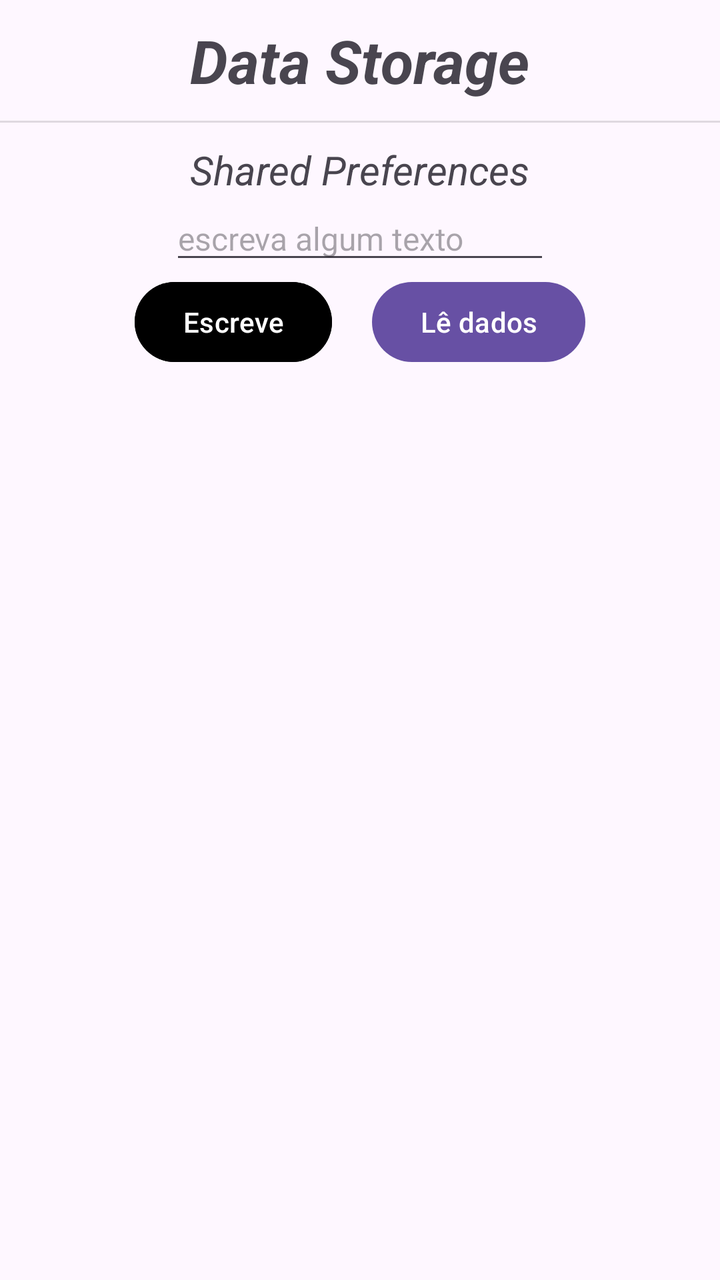
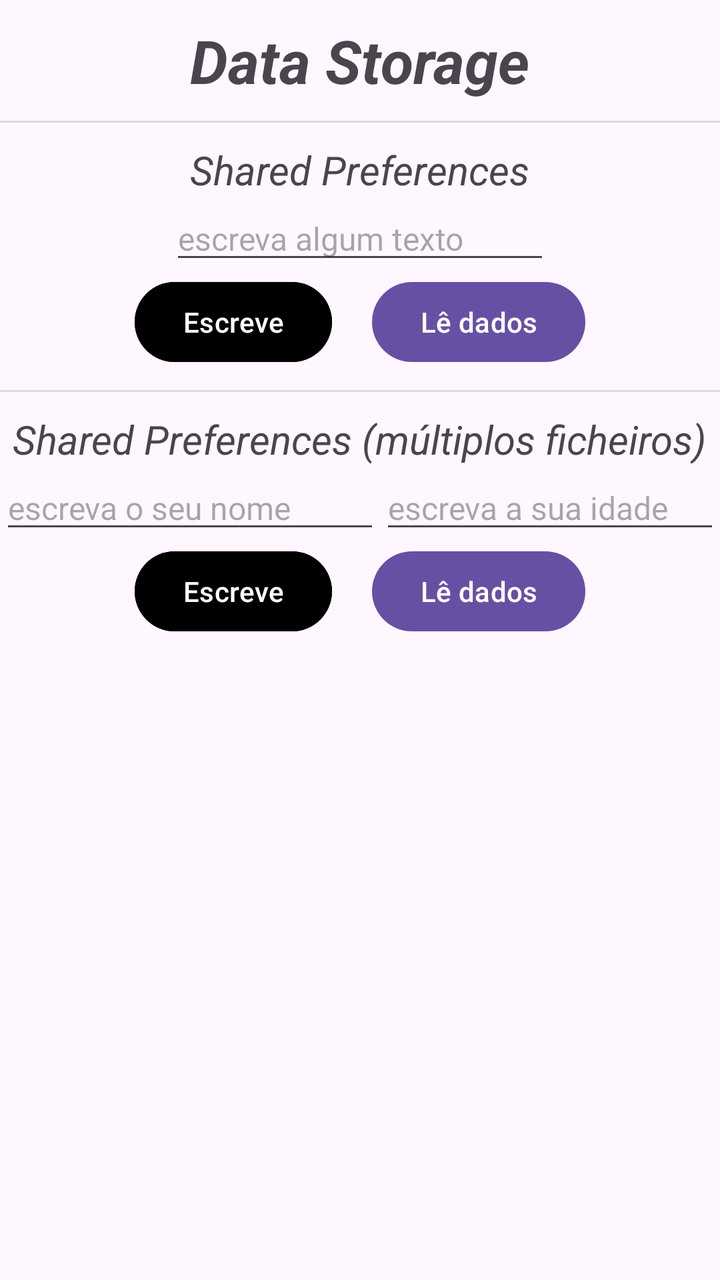

Two renders of the same Android screen: before a commit and after it. Below are the layout's source before the change and the commit's diff.
<!-- AndroidManifest.xml: application theme Theme.DataStorage -->
<!-- res/layout/activity_main.xml -->
<?xml version="1.0" encoding="utf-8"?>
<LinearLayout
    xmlns:android="http://schemas.android.com/apk/res/android"
    xmlns:app="http://schemas.android.com/apk/res-auto"
    xmlns:tools="http://schemas.android.com/tools"
    android:id="@+id/main"
    android:layout_width="match_parent"
    android:layout_height="match_parent"
    android:orientation="vertical"
    tools:context=".MainActivity">

    <TextView
        android:text="@string/app_name"
        style="@style/titulo_seccao"
        android:textSize="30sp"
        android:textStyle="bold|italic"
        />

    
    <LinearLayout style="@style/contentor_geral">

        <View style="@style/linha_separacao" />

        <TextView
            style="@style/titulo_seccao"
            android:text="@string/shared_preferences" />

        <EditText
            android:id="@+id/editText1"
            style="@style/editText"
            android:hint="@string/sharedPrefencesEditText"
            android:text=""
            android:inputType="text" />

        <LinearLayout style="@style/contentor_horizontal">

            <Button
                android:id="@+id/btWrite1"
                style="@style/buttonWrite"
                android:text="@string/btWrite" />

            <Button
                android:id="@+id/btRead1"
                style="@style/buttonRead"
                android:text="@string/btRead" />

        </LinearLayout>
    </LinearLayout>




</LinearLayout>
<!-- resources referenced by this layout -->
<resources>
  <string name="app_name">Data Storage</string>
  <string name="btRead">Lê dados</string>
  <string name="btWrite">Escreve</string>
  <string name="sharedPrefencesEditText">escreva algum texto</string>
  <string name="shared_preferences">Shared Preferences</string>
  <style name="buttonRead">
          <item name="android:layout_width">wrap_content</item>
          <item name="android:layout_height">wrap_content</item>
          <item name="android:layout_marginStart">10dp</item>
      </style>
  <style name="buttonWrite">
          <item name="android:layout_width">wrap_content</item>
          <item name="android:layout_height">wrap_content</item>
          <item name="android:backgroundTint">@color/black</item>
          <item name="android:layout_marginEnd">10dp</item>
      </style>
  <style name="contentor_geral">
          <item name="android:layout_width">match_parent</item>
          <item name="android:layout_height">wrap_content</item>
          <item name="android:orientation">vertical</item>
      </style>
  <style name="contentor_horizontal">
          <item name="android:layout_width">wrap_content</item>
          <item name="android:layout_height">wrap_content</item>
          <item name="android:layout_gravity">center</item>
          <item name="android:orientation">horizontal</item>
      </style>
  <style name="editText">
          <item name="android:layout_width">wrap_content</item>
          <item name="android:layout_height">wrap_content</item>
          <item name="android:layout_gravity">center</item>
          <item name="android:ems">10</item>
          <item name="android:textSize">16sp</item>
      </style>
  <style name="linha_separacao">
          <item name="android:layout_width">match_parent</item>
          <item name="android:layout_height">1dp</item>
          <item name="android:layout_marginTop">10dp</item>
          <item name="android:background">?android:attr/listDivider</item>
      </style>
  <style name="titulo_seccao">
          <item name="android:layout_width">wrap_content</item>
          <item name="android:layout_height">wrap_content</item>
          <item name="android:layout_gravity">center</item>
          <item name="android:textStyle">italic</item>
          <item name="android:textSize">20sp</item>
          <item name="android:layout_marginTop">10dp</item>
      </style>
  <style name="Theme.DataStorage" parent="Base.Theme.DataStorage" />
  <color name="black">#FF000000</color>
  <style name="Base.Theme.DataStorage" parent="Theme.Material3.DayNight.NoActionBar">
          
          
      </style>
</resources>

<!-- the commit's change to res/layout/activity_main.xml (unified diff, before → after) -->
@@ -1,7 +1,5 @@
 <?xml version="1.0" encoding="utf-8"?>
-<LinearLayout
-    xmlns:android="http://schemas.android.com/apk/res/android"
-    xmlns:app="http://schemas.android.com/apk/res-auto"
+<LinearLayout xmlns:android="http://schemas.android.com/apk/res/android"
     xmlns:tools="http://schemas.android.com/tools"
     android:id="@+id/main"
     android:layout_width="match_parent"
@@ -10,11 +8,10 @@
     tools:context=".MainActivity">
 
     <TextView
+        style="@style/titulo_seccao"
         android:text="@string/app_name"
-        style="@style/titulo_seccao"
         android:textSize="30sp"
-        android:textStyle="bold|italic"
-        />
+        android:textStyle="bold|italic" />
 
     
     <LinearLayout style="@style/contentor_geral">
@@ -29,8 +26,8 @@
             android:id="@+id/editText1"
             style="@style/editText"
             android:hint="@string/sharedPrefencesEditText"
-            android:text=""
-            android:inputType="text" />
+            android:inputType="text"
+            android:text="" />
 
         <LinearLayout style="@style/contentor_horizontal">
 
@@ -48,6 +45,46 @@
     </LinearLayout>
 
 
+    
+    <LinearLayout style="@style/contentor_geral">
+
+        <View style="@style/linha_separacao" />
+
+        <TextView
+            style="@style/titulo_seccao"
+            android:text="@string/shared_preferencesMultiFich" />
+
+        <LinearLayout style="@style/contentor_horizontal">
+            <EditText
+                android:id="@+id/editText2a"
+                style="@style/editText"
+                android:hint="@string/sharedPreferencesNome"
+                android:inputType="text"
+                android:text="" />
+
+            <EditText
+                android:id="@+id/editText2b"
+                style="@style/editText"
+                android:hint="@string/sharedPreferencesIdade"
+                android:inputType="number"
+                android:text="" />
+
+        </LinearLayout>
+
+        <LinearLayout style="@style/contentor_horizontal">
+
+            <Button
+                android:id="@+id/btWrite2"
+                style="@style/buttonWrite"
+                android:text="@string/btWrite" />
+
+            <Button
+                android:id="@+id/btRead2"
+                style="@style/buttonRead"
+                android:text="@string/btRead" />
+
+        </LinearLayout>
+    </LinearLayout>
 
 
 </LinearLayout>
<!-- resource entries referenced after the edit -->
@@ -4,7 +4,10 @@
   <string name="btRead">Lê dados</string>
   <string name="btWrite">Escreve</string>
   <string name="sharedPrefencesEditText">escreva algum texto</string>
+  <string name="sharedPreferencesIdade">escreva a sua idade</string>
+  <string name="sharedPreferencesNome">escreva o seu nome</string>
   <string name="shared_preferences">Shared Preferences</string>
+  <string name="shared_preferencesMultiFich">Shared Preferences (múltiplos ficheiros)</string>
   <style name="buttonRead">
           <item name="android:layout_width">wrap_content</item>
           <item name="android:layout_height">wrap_content</item>
